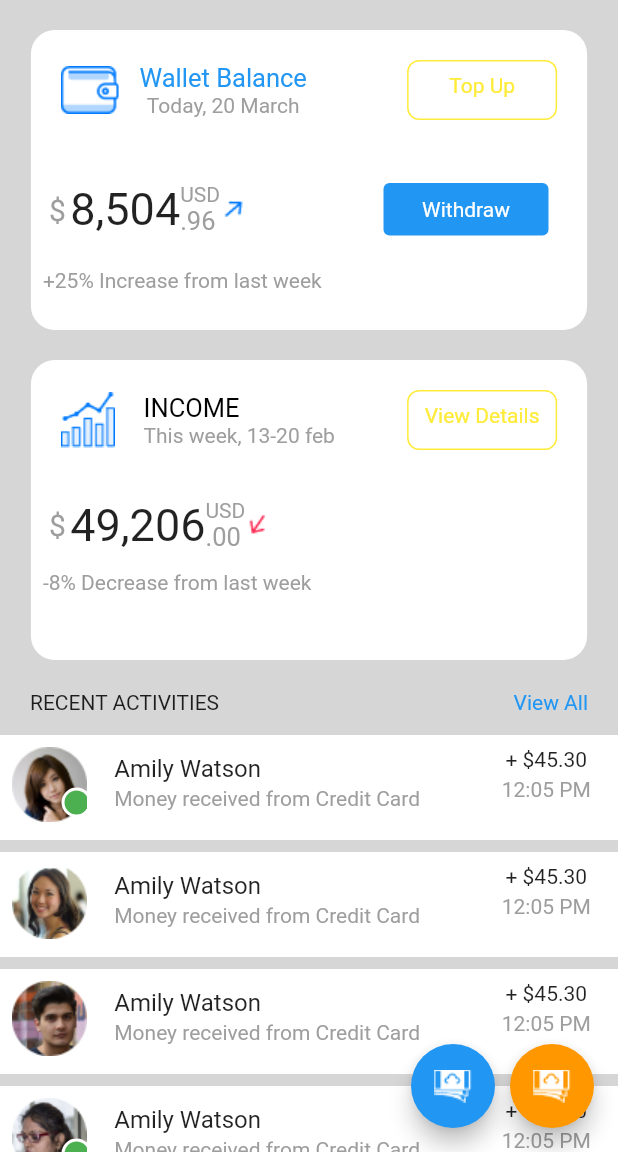
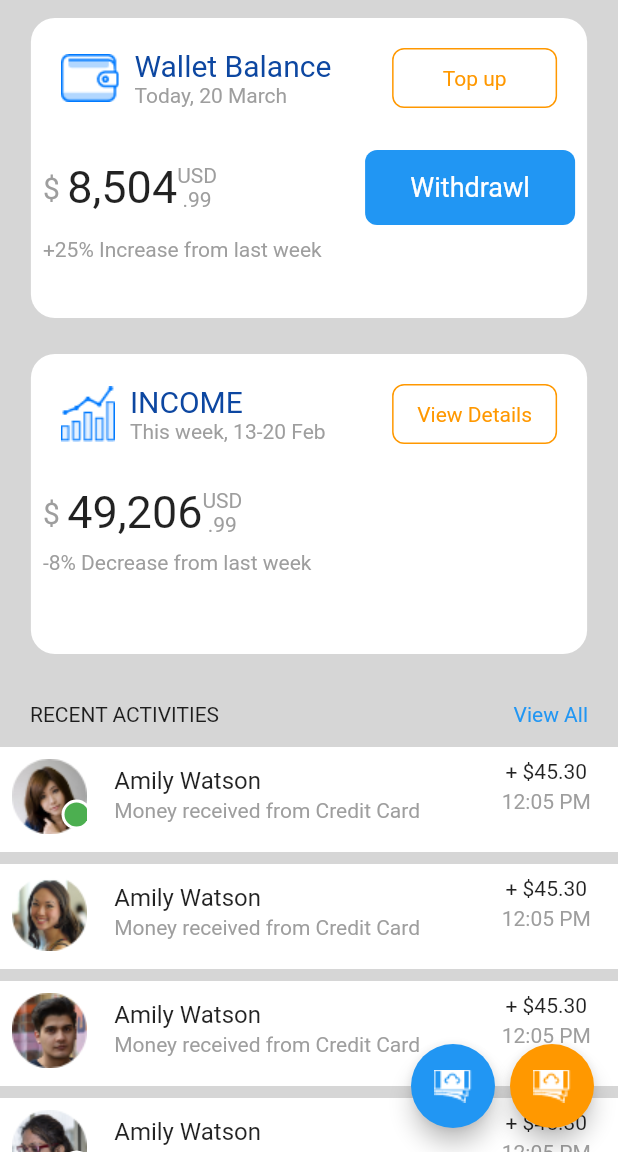
Before and after one commit to iusamaashraf/121-health-app-front-end, a Flutter app: the Wallet screen opened directly, on a phone screen of 412 x 824 dp, the part 84-1236 px from its top. Run offline on Flutter 3.47's test engine with Material 2 defaults, Android fonts, the phone set to English and light mode, and no system bars; our stand-ins replace country_code_picker, date_picker_timeline, flutter_slidable, sms_autofill.

Commit message:
Changing of Balance Container now we use model class

```diff
--- a/lib/Pages/root/root_page.dart
+++ b/lib/Pages/root/root_page.dart
@@ -69,13 +69,18 @@ class _RootPageState extends State<RootPage> {
                     selectedindex = index;
                   });
                 },
-                child: Image.asset(imgdata)),
+                child: Image.asset(
+                  imgdata,
+                  color: index == selectedindex ? Colors.orange : Colors.grey,
+                )),
             SizedBox(
               height: 8,
             ),
             Text(
               namedata,
-              style: TextStyle(fontSize: 12),
+              style: TextStyle(
+                  fontSize: 12,
+                  color: index == selectedindex ? Colors.orange : Colors.grey),
             ),
           ],
         ));
--- a/lib/Pages/ui/wallet/wallet.dart
+++ b/lib/Pages/ui/wallet/wallet.dart
@@ -62,227 +62,23 @@ class Wallet extends StatelessWidget {
       ),
       body: Column(
         children: [
-          SizedBox(
-            height: 20,
+          balancetile(
+            'assets/doctorapp/chat/ic_wallet_balance.png',
+            'Wallet Balance',
+            'Today, 20 March',
+            'Top up',
+            '8,504',
+            '+25% Increase from last week',
+            true,
           ),
-          Center(
-            child: Container(
-              height: 200,
-              width: SizeConfig.screebWidth * 0.90,
-              decoration: BoxDecoration(
-                  borderRadius: BorderRadius.circular(16), color: Colors.white),
-              child: Column(
-                crossAxisAlignment: CrossAxisAlignment.start,
-                children: [
-                  Padding(
-                    padding: const EdgeInsets.all(20.0),
-                    child: Row(
-                      mainAxisAlignment: MainAxisAlignment.spaceBetween,
-                      children: [
-                        Image.asset(
-                            'assets/doctorapp/chat/ic_wallet_balance.png'),
-                        Column(
-                          children: [
-                            Text(
-                              'Wallet Balance',
-                              style:
-                                  TextStyle(color: Colors.blue, fontSize: 17),
-                            ),
-                            Text(
-                              'Today, 20 March',
-                              style: TextStyle(color: Colors.grey),
-                            ),
-                          ],
-                        ),
-                        Container(
-                          height: 2,
-                          width: 40,
-                        ),
-                        Container(
-                          height: 40,
-                          width: 100,
-                          decoration: BoxDecoration(
-                              borderRadius: BorderRadius.circular(8),
-                              border: Border.all(color: Colors.yellow)),
-                          child: Padding(
-                            padding: const EdgeInsets.only(top: 8.0),
-                            child: Text(
-                              'Top Up',
-                              style: TextStyle(color: Colors.yellow),
-                              textAlign: TextAlign.center,
-                            ),
-                          ),
-                        ),
-                      ],
-                    ),
-                  ),
-                  Padding(
-                    padding: const EdgeInsets.all(12.0),
-                    child: Row(
-                      mainAxisAlignment: MainAxisAlignment.start,
-                      children: [
-                        Text(
-                          '\$',
-                          style: TextStyle(fontSize: 20, color: Colors.grey),
-                        ),
-                        SizedBox(
-                          width: 3,
-                        ),
-                        Text(
-                          '8,504',
-                          style: TextStyle(
-                            fontSize: 30,
-                          ),
-                        ),
-                        Column(
-                          crossAxisAlignment: CrossAxisAlignment.start,
-                          children: [
-                            Text(
-                              'USD',
-                              style:
-                                  TextStyle(fontSize: 14, color: Colors.grey),
-                            ),
-                            Text(
-                              '.96',
-                              style:
-                                  TextStyle(fontSize: 17, color: Colors.grey),
-                            ),
-                          ],
-                        ),
-                        Image.asset('assets/doctorapp/chat/ic_increase.png'),
-                        Padding(
-                          padding: const EdgeInsets.fromLTRB(90, 10, 10, 10),
-                          child: Container(
-                            height: 35,
-                            width: 110,
-                            decoration: BoxDecoration(
-                              borderRadius: BorderRadius.circular(4),
-                              color: Colors.blue,
-                            ),
-                            child: Center(
-                              child: Text(
-                                'Withdraw',
-                                style: TextStyle(color: Colors.white),
-                                textAlign: TextAlign.center,
-                              ),
-                            ),
-                          ),
-                        ),
-                      ],
-                    ),
-                  ),
-                  Padding(
-                    padding: const EdgeInsets.only(left: 8.0),
-                    child: Text(
-                      '+25% Increase from last week',
-                      style: TextStyle(color: Colors.grey),
-                    ),
-                  ),
-                ],
-              ),
-            ),
-          ),
-          SizedBox(
-            height: 20,
-          ),
-          Center(
-            child: Container(
-              height: 200,
-              width: SizeConfig.screebWidth * 0.90,
-              decoration: BoxDecoration(
-                  borderRadius: BorderRadius.circular(16), color: Colors.white),
-              child: Column(
-                crossAxisAlignment: CrossAxisAlignment.start,
-                children: [
-                  Padding(
-                    padding: const EdgeInsets.all(20.0),
-                    child: Row(
-                      mainAxisAlignment: MainAxisAlignment.spaceBetween,
-                      children: [
-                        Image.asset('assets/doctorapp/chat/ic_chart.png'),
-                        Column(
-                          crossAxisAlignment: CrossAxisAlignment.start,
-                          children: [
-                            Text(
-                              'INCOME',
-                              style:
-                                  TextStyle(fontSize: 17, color: Colors.black),
-                            ),
-                            Text(
-                              'This week, 13-20 feb',
-                              style: TextStyle(color: Colors.grey),
-                            ),
-                          ],
-                        ),
-                        Container(
-                          height: 2,
-                          width: 10,
-                        ),
-                        Container(
-                          height: 40,
-                          width: 100,
-                          decoration: BoxDecoration(
-                              borderRadius: BorderRadius.circular(8),
-                              border: Border.all(color: Colors.yellow)),
-                          child: Padding(
-                            padding: const EdgeInsets.only(top: 8.0),
-                            child: Text(
-                              'View Details',
-                              style: TextStyle(color: Colors.yellow),
-                              textAlign: TextAlign.center,
-                            ),
-                          ),
-                        ),
-                      ],
-                    ),
-                  ),
-                  Padding(
-                    padding: const EdgeInsets.all(12.0),
-                    child: Row(
-                      mainAxisAlignment: MainAxisAlignment.start,
-                      children: [
-                        Text(
-                          '\$',
-                          style: TextStyle(fontSize: 20, color: Colors.grey),
-                        ),
-                        SizedBox(
-                          width: 3,
-                        ),
-                        Text(
-                          '49,206',
-                          style: TextStyle(
-                            fontSize: 30,
-                          ),
-                        ),
-                        Column(
-                          crossAxisAlignment: CrossAxisAlignment.start,
-                          children: [
-                            Text(
-                              'USD',
-                              style:
-                                  TextStyle(fontSize: 14, color: Colors.grey),
-                            ),
-                            Text(
-                              '.00',
-                              style:
-                                  TextStyle(fontSize: 17, color: Colors.grey),
-                            ),
-                          ],
-                        ),
-                        Image.asset('assets/doctorapp/chat/ic_derease.png'),
-                      ],
-                    ),
-                  ),
-                  Padding(
-                    padding: const EdgeInsets.only(left: 8.0),
-                    child: Text(
-                      '-8% Decrease from last week',
-                      style: TextStyle(color: Colors.grey),
-                    ),
-                  )
-                ],
-              ),
-            ),
+          balancetile(
+            'assets/doctorapp/chat/ic_chart.png',
+            'INCOME',
+            'This week, 13-20 Feb',
+            'View Details',
+            '49,206',
+            '-8% Decrease from last week',
+            false,
           ),
           Padding(
             padding: const EdgeInsets.fromLTRB(20.0, 20, 20, 0),
@@ -396,4 +192,132 @@ class Wallet extends StatelessWidget {
       ),
     );
   }
+
+// Here we design tile for withdraw and income container
+  Widget balancetile(
+    String imgpath,
+    String balancetype,
+    String date,
+    String accholder,
+    String amount,
+    String percentageinfo,
+    bool isWithdraw,
+  ) {
+    return Padding(
+      padding: const EdgeInsets.all(12.0),
+      child: Container(
+        height: 200,
+        width: SizeConfig.screebWidth * 0.9,
+        decoration: BoxDecoration(
+          borderRadius: BorderRadius.circular(16),
+          color: Colors.white,
+        ),
+        child: Column(
+          crossAxisAlignment: CrossAxisAlignment.start,
+          children: [
+            Padding(
+              padding: const EdgeInsets.all(20.0),
+              child: Row(
+                mainAxisAlignment: MainAxisAlignment.spaceBetween,
+                children: [
+                  Image.asset(
+                    imgpath,
+                    fit: BoxFit.cover,
+                  ),
+                  SizedBox(
+                    width: 10,
+                  ),
+                  Column(
+                    crossAxisAlignment: CrossAxisAlignment.start,
+                    children: [
+                      Text(
+                        balancetype,
+                        style: TextStyle(fontSize: 20, color: Colors.blue[900]),
+                      ),
+                      Text(
+                        date,
+                        style: TextStyle(color: Colors.grey),
+                      ),
+                    ],
+                  ),
+                  Expanded(
+                    child: Container(
+                      width: 40,
+                    ),
+                  ),
+                  Container(
+                    height: 40,
+                    width: 110,
+                    decoration: BoxDecoration(
+                      border: Border.all(color: Colors.orange),
+                      borderRadius: BorderRadius.circular(8),
+                    ),
+                    child: Center(
+                      child: Text(
+                        accholder,
+                        style: TextStyle(color: Colors.orange),
+                      ),
+                    ),
+                  )
+                ],
+              ),
+            ),
+            Padding(
+              padding: const EdgeInsets.all(8.0),
+              child: Row(
+                mainAxisAlignment: MainAxisAlignment.spaceBetween,
+                children: [
+                  Text(
+                    '\$',
+                    style: TextStyle(color: Colors.grey, fontSize: 20),
+                  ),
+                  SizedBox(
+                    width: 5,
+                  ),
+                  Text(
+                    amount,
+                    style: TextStyle(fontSize: 30),
+                  ),
+                  Column(
+                    children: [
+                      Text(
+                        'USD',
+                        style: TextStyle(color: Colors.grey),
+                      ),
+                      Text('.99', style: TextStyle(color: Colors.grey))
+                    ],
+                  ),
+                  Expanded(
+                    child: Container(
+                      width: 70,
+                    ),
+                  ),
+                  isWithdraw
+                      ? Container(
+                          height: 50,
+                          width: 140,
+                          decoration: BoxDecoration(
+                              borderRadius: BorderRadius.circular(8),
+                              color: Colors.blue),
+                          child: Center(
+                            child: Text(
+                              'Withdrawl',
+                              style:
+                                  TextStyle(color: Colors.white, fontSize: 18),
+                            ),
+                          ),
+                        )
+                      : SizedBox(),
+                ],
+              ),
+            ),
+            Padding(
+              padding: const EdgeInsets.symmetric(horizontal: 8.0),
+              child: Text(percentageinfo, style: TextStyle(color: Colors.grey)),
+            ),
+          ],
+        ),
+      ),
+    );
+  }
 }
--- /dev/null
+++ b/lib/models/balance_model.dart
@@ -0,0 +1,39 @@
+class BalanceDetail {
+  final String imgpath;
+  final String balancetype;
+  final String date;
+  final String accholder;
+  final String amount;
+  final String percentageinfo;
+  bool withdraw;
+
+  BalanceDetail(
+      {this.imgpath,
+      this.balancetype,
+      this.date,
+      this.accholder,
+      this.amount,
+      this.percentageinfo,
+      this.withdraw});
+}
+
+List<BalanceDetail> balanceDetailList = [
+  BalanceDetail(
+    imgpath: 'assets/doctorapp/chat/ic_wallet_balance.png',
+    balancetype: 'Wallet Balance',
+    date: 'Today, 20 March',
+    accholder: 'Top up',
+    amount: '\$8,504',
+    withdraw: true,
+    percentageinfo: '+25% Increase from last week',
+  ),
+  BalanceDetail(
+    imgpath: 'assets/doctorapp/chat/ic_chart.png',
+    balancetype: 'INCOME',
+    date: 'This week, 13-20 Feb',
+    accholder: 'View Details',
+    amount: '\$49,206',
+    withdraw: false,
+    percentageinfo: '-8% Decrease from last week',
+  ),
+];
```
